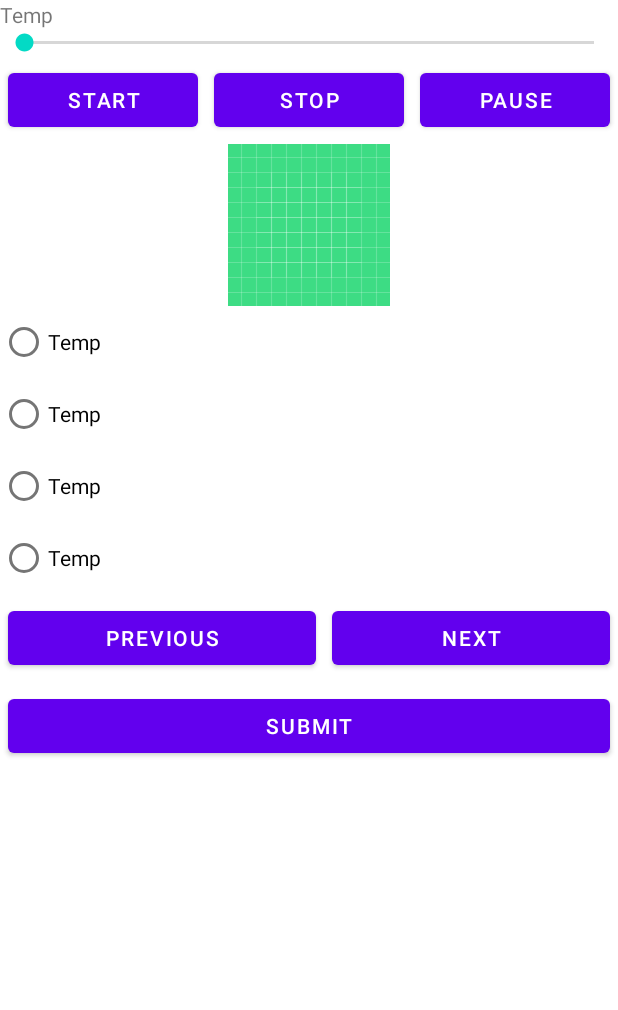
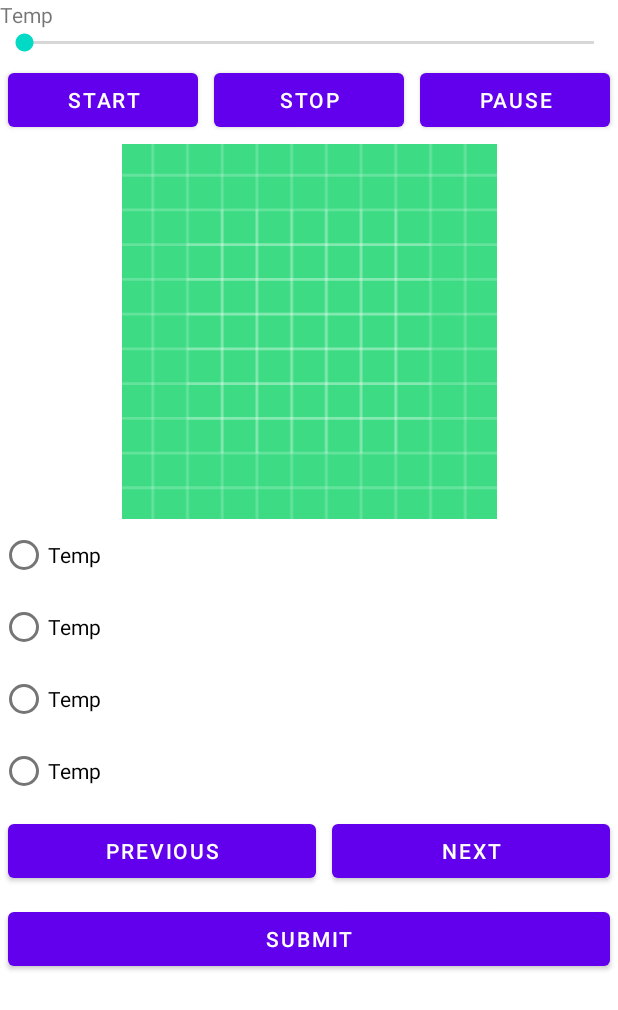
Before and after one commit to BoxArchived/AndroidDevCourseProject, an Android app: the layout fragment_quiz.xml on its own in the app's theme, with its tools: preview values and no code run, on a phone screen of 412 x 824 dp. Shown: the top 1010 px of the screen. Run offline under Robolectric (Android 15) with nearby library versions, the light colour scheme and no system bars.

Commit message:
Update fragment_quiz.xml

```diff
--- a/client/app/src/main/res/layout/fragment_quiz.xml
+++ b/client/app/src/main/res/layout/fragment_quiz.xml
@@ -8,6 +8,14 @@
     tools:context=".QuizFragment">
 
 
+    <ScrollView
+        android:layout_width="match_parent"
+        android:layout_height="match_parent">
+
+        <LinearLayout
+            android:layout_width="match_parent"
+            android:layout_height="wrap_content"
+            android:orientation="vertical" >
 
             <TextView
                         android:id="@+id/questionTextView"
@@ -52,7 +60,7 @@
             <ImageView
                 android:id="@+id/coverImage"
                 android:layout_width="match_parent"
-                android:layout_height="wrap_content"
+                android:layout_height="250dp"
                 android:src="@drawable/ic_launcher_background" />
 
             <RadioGroup
@@ -112,6 +120,10 @@
                 android:layout_height="wrap_content"
                 android:layout_margin="5dp"
                 android:text="@string/submit" />
+        </LinearLayout>
+    </ScrollView>
+
+
 
 
 </LinearLayout>
```
Lines whose indentation alone changed are shown as unchanged.
